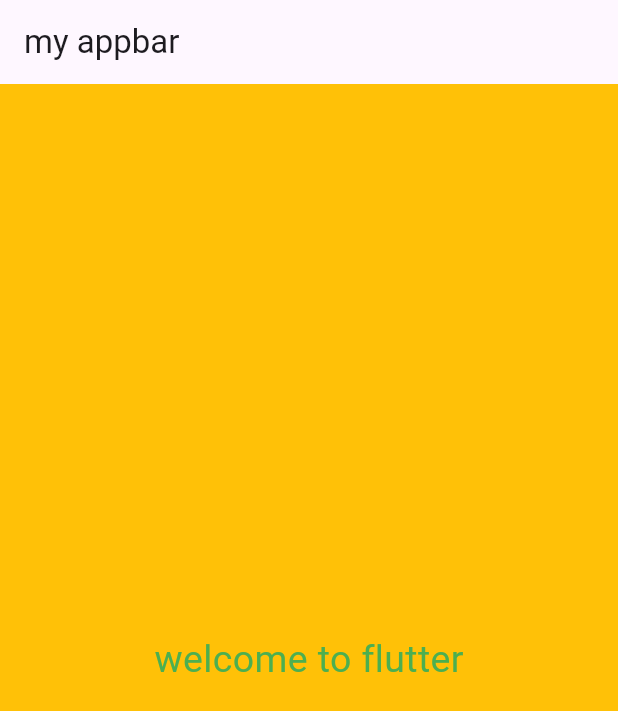
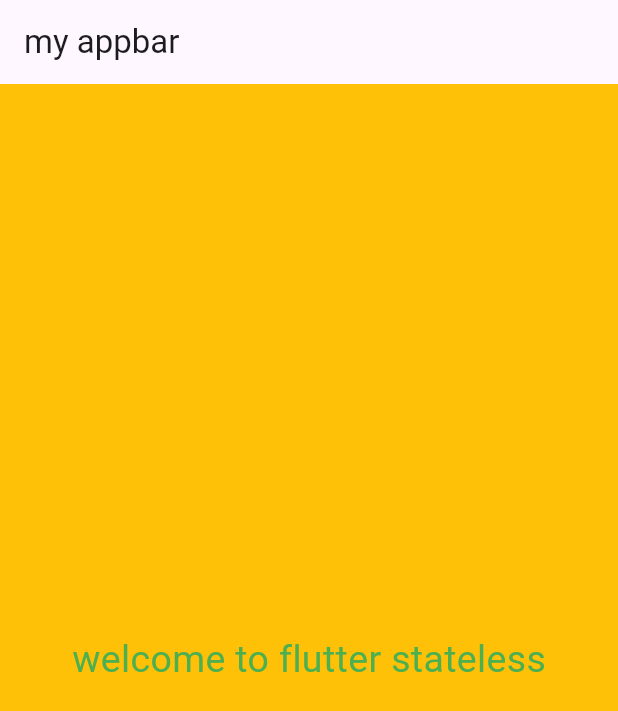
Before and after one commit to abdultanveer/msedcl, a Flutter app: the screen it shows after launch, on a phone screen of 412 x 824 dp. Shown: the top 711 px of the screen. Run offline on Flutter 3.47's test engine with Material 3 defaults, Android fonts, the light colour scheme and no system bars.

Commit message:
stateless widget

```diff
--- a/lib/main.dart
+++ b/lib/main.dart
@@ -2,19 +2,28 @@
 
 void main() {
   runApp(
-   new MaterialApp(
-     title: "msdecl app",
+   MyWidget()
+   );
+}
+
+class MyWidget extends StatelessWidget {
+  const MyWidget({super.key});
+
+  @override
+  Widget build(BuildContext context) {
+    return new MaterialApp(
+      title: "msdecl app",
       home: Scaffold(
-      appBar: AppBar(title: Text("my appbar"),),
+        appBar: AppBar(title: Text("my appbar"),),
         body: new Material(
           color: Colors.amber,
           child: Center(
-            child: Text("welcome to flutter",textDirection: TextDirection.ltr,
-            style: TextStyle(color: Colors.green,fontSize: 25.0),),
+            child: Text("welcome to flutter stateless",textDirection: TextDirection.ltr,
+              style: TextStyle(color: Colors.green,fontSize: 25.0),),
           ),
         ),
 
-    ),
-     ),
-   );
+      ),
+    );
+  }
 }
```
